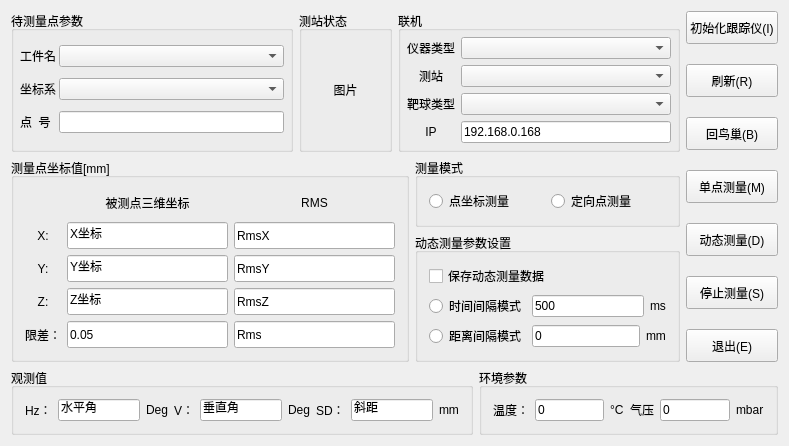
Before: the Qt Designer form APILTM/APILTM.ui in zxiat-jc/APILTM, drawn with Qt 5.
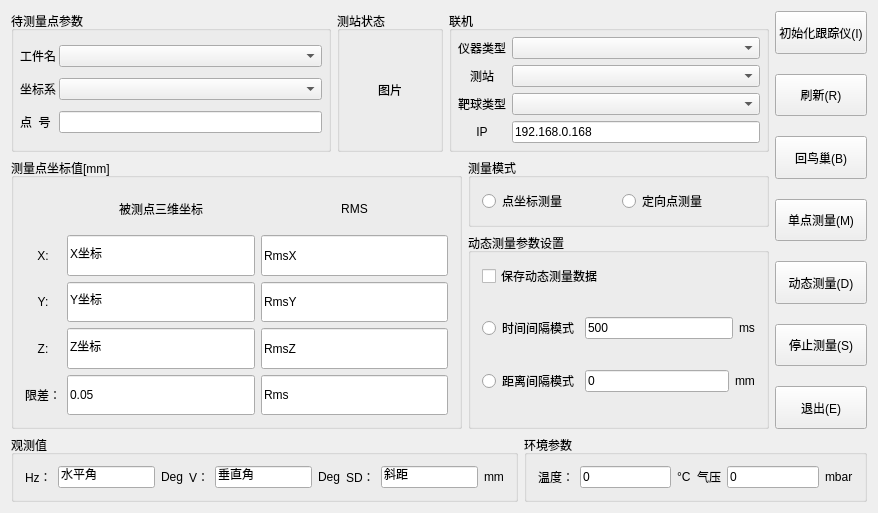
After: the same form once the commit is applied.

Diff of the .ui file:
```diff
--- a/APILTM/APILTM.ui
+++ b/APILTM/APILTM.ui
@@ -6,8 +6,8 @@
    <rect>
     <x>0</x>
     <y>0</y>
-    <width>789</width>
-    <height>443</height>
+    <width>878</width>
+    <height>513</height>
    </rect>
   </property>
   <property name="windowTitle">
```
